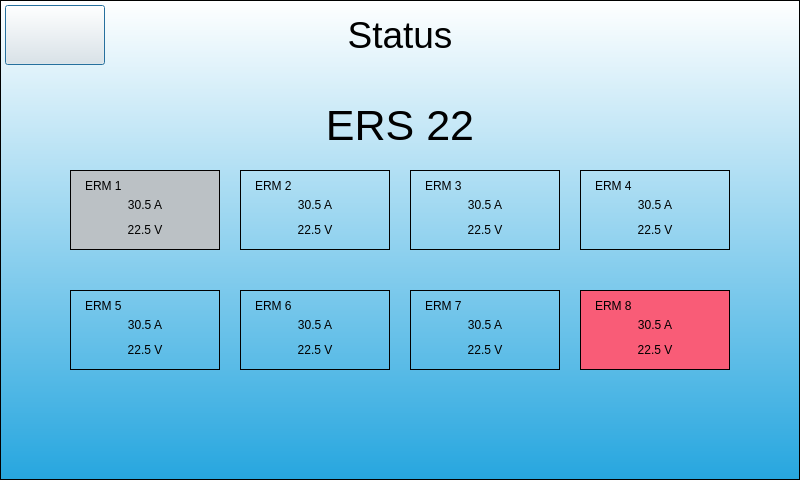
Qt form statusdialog.ui (Keithsys730/ERC_UI_DEMO) before a commit.
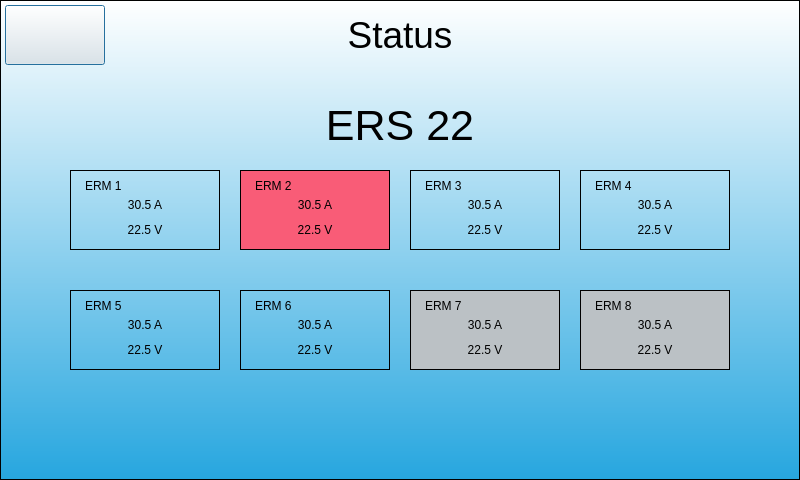
The same form after that commit. Icons and pictures are not drawn.

```diff
--- a/statusdialog.ui
+++ b/statusdialog.ui
@@ -81,7 +81,7 @@
     </rect>
    </property>
    <property name="styleSheet">
-    <string notr="true">background-color: rgb(187, 193, 197);</string>
+    <string notr="true"/>
    </property>
    <property name="frameShape">
     <enum>QFrame::Panel</enum>
@@ -144,6 +144,9 @@
      <height>80</height>
     </rect>
    </property>
+   <property name="styleSheet">
+    <string notr="true">background-color: rgb(249, 92, 119);</string>
+   </property>
    <property name="frameShape">
     <enum>QFrame::Panel</enum>
    </property>
@@ -328,7 +331,7 @@
     </rect>
    </property>
    <property name="styleSheet">
-    <string notr="true">background-color: rgb(249, 92, 119);</string>
+    <string notr="true">background-color: rgb(187, 193, 197);</string>
    </property>
    <property name="frameShape">
     <enum>QFrame::Panel</enum>
@@ -513,6 +516,9 @@
      <height>80</height>
     </rect>
    </property>
+   <property name="styleSheet">
+    <string notr="true">background-color: rgb(187, 193, 197);</string>
+   </property>
    <property name="frameShape">
     <enum>QFrame::Panel</enum>
    </property>
```
